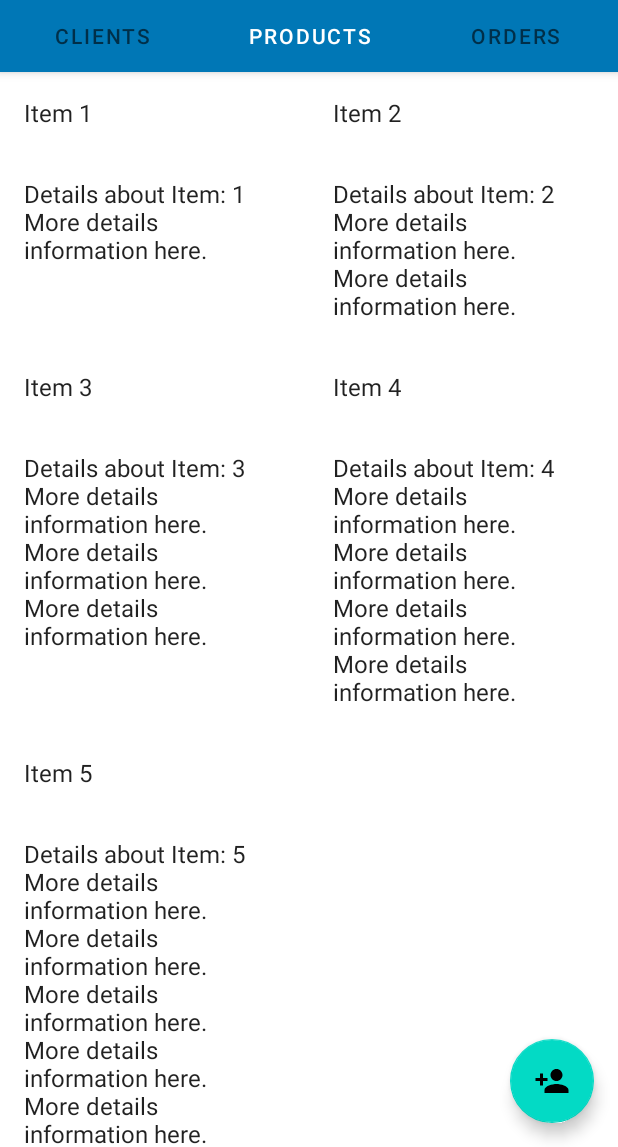
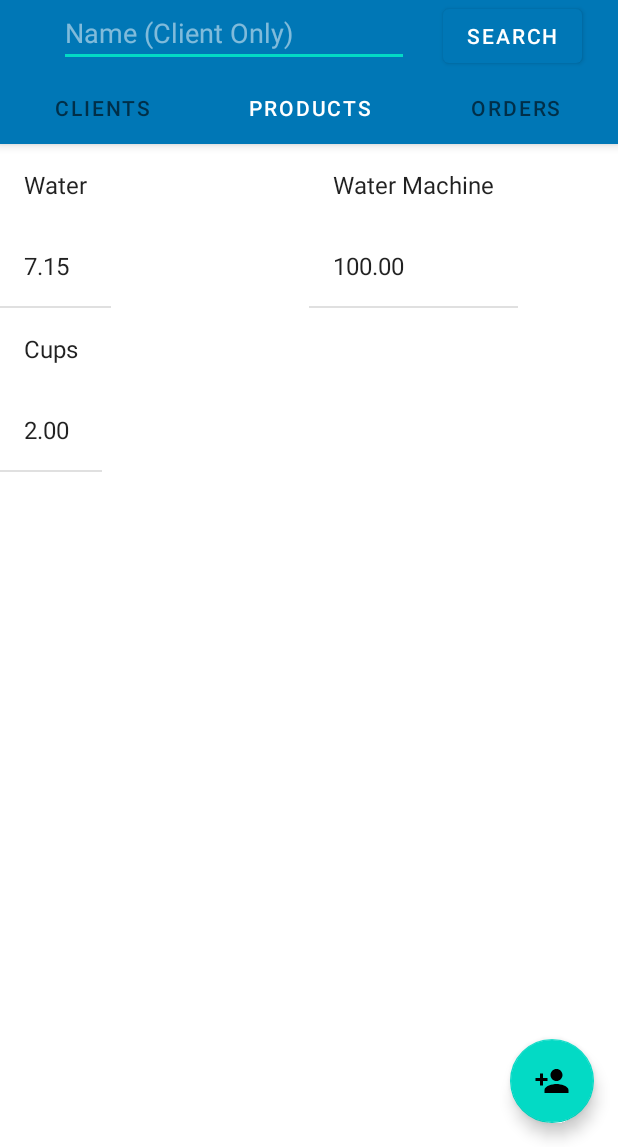
Before and after one commit to tomgreef/H2O-contacts-products-app, an Android app: the screen it shows after launch (MainActivity), tab 2 chosen, on a phone screen of 412 x 824 dp, the part 89-1236 px from its top. Run offline under Robolectric (Android 15) with nearby library versions, the phone set to English and light mode, and no system bars.

Commit message:
:sparkles: Filtrado de Clientes
Ahora se puede filtrar clientes por nombre, y si buscas al vacío muestra la lista original

```diff
--- a/App/app/src/main/java/com/example/app/fragments/Clases/ClientContent.java
+++ b/App/app/src/main/java/com/example/app/fragments/Clases/ClientContent.java
@@ -28,7 +28,7 @@ public class ClientContent {
     static {
         // Add some sample items.
         for (int i = 1; i <= COUNT; i++) {
-            addItem(createDummyItem(i));
+            //addItem(createDummyItem(i));
             //addItem(new DummyItem(""+ i, "juan", "51515151"));
         }
     }
--- a/App/app/src/main/java/com/example/app/fragments/Clases/OrderContent.java
+++ b/App/app/src/main/java/com/example/app/fragments/Clases/OrderContent.java
@@ -16,30 +16,29 @@ public class OrderContent {
     /**
      * An array of sample (dummy) items.
      */
-    public static final List<DummyItem> ITEMS = new ArrayList<DummyItem>();
+    public static final List<OrderItem> ITEMS = new ArrayList<OrderItem>();
 
     /**
      * A map of sample (dummy) items, by ID.
      */
-    public static final Map<String, DummyItem> ITEM_MAP = new HashMap<String, DummyItem>();
+    public static final Map<String, OrderItem> ITEM_MAP = new HashMap<String, OrderItem>();
 
-    private static final int COUNT = 10;
+    private static final int COUNT = 7;
 
     static {
         // Add some sample items.
         for (int i = 1; i <= COUNT; i++) {
-            // COMENTA ESTO PARA AÑADIR DESDE BD
-            addItem(createDummyItem(i));
+            addItem(new OrderItem("" + i, "1" + (i+2) + "/01/2021"));
         }
     }
 
-    public static void addItem(DummyItem item) {
+    public static void addItem(OrderItem item) {
         ITEMS.add(item);
         ITEM_MAP.put(item.id, item);
     }
 
-    private static DummyItem createDummyItem(int position) {
-        return new DummyItem(String.valueOf(position), "Item " + position, makeDetails(position));
+    private static OrderItem createDummyItem(int position) {
+        return new OrderItem(String.valueOf(position), "Item " + position);
     }
 
     private static String makeDetails(int position) {
@@ -54,20 +53,18 @@ public class OrderContent {
     /**
      * A dummy item representing a piece of content.
      */
-    public static class DummyItem {
+    public static class OrderItem {
         public final String id;
-        public final String content;
-        public final String details;
+        public final String fecha;
 
-        public DummyItem(String id, String content, String details) {
+        public OrderItem(String id, String content) {
             this.id = id;
-            this.content = content;
-            this.details = details;
+            this.fecha = content;
         }
 
         @Override
         public String toString() {
-            return content;
+            return fecha;
         }
     }
 }
--- a/App/app/src/main/java/com/example/app/fragments/Clases/ProductContent.java
+++ b/App/app/src/main/java/com/example/app/fragments/Clases/ProductContent.java
@@ -23,12 +23,14 @@ public class ProductContent {
      */
     public static final Map<String, ProductItem> ITEM_MAP = new HashMap<String, ProductItem>();
 
-    private static final int COUNT = 5;
+    private static final int COUNT = 3;
 
     static {
         // Add some sample items.
+        String[] nombres = new String[]{"Water", "Water Machine", "Cups"};
+        String[] precios = new String[]{"7.15", "100.00", "2.00"};
         for (int i = 1; i <= COUNT; i++) {
-            addItem(createDummyItem(i));
+            addItem(new ProductItem("" + i, nombres[i-1], precios[i-1]));
         }
     }
 
--- a/App/app/src/main/java/com/example/app/fragments/ClientsFragment.java
+++ b/App/app/src/main/java/com/example/app/fragments/ClientsFragment.java
@@ -14,9 +14,12 @@ import android.util.Log;
 import android.view.LayoutInflater;
 import android.view.View;
 import android.view.ViewGroup;
+import android.widget.Button;
+import android.widget.EditText;
 import android.widget.Toast;
 
 import com.example.app.AdminDB_Manager;
+import com.example.app.MainActivity;
 import com.example.app.R;
 import com.example.app.UpdateClient;
 import com.example.app.fragments.Clases.ClientContent;
@@ -31,7 +34,7 @@ public class ClientsFragment extends Fragment implements MyClientsRecyclerViewAd
 
     // TODO: Customize parameter argument names
     private static final String ARG_COLUMN_COUNT = "column-count";
-    private static final int NUMBER_ROWS = 20;
+    public static final int NUMBER_ROWS = 20;
     // TODO: Customize parameters
     private int mColumnCount = 1;
 
@@ -79,6 +82,37 @@ public class ClientsFragment extends Fragment implements MyClientsRecyclerViewAd
                              Bundle savedInstanceState) {
         View view = inflater.inflate(R.layout.fragment_client_list, container, false);
 
+        Button search = getActivity().findViewById(R.id.search);
+
+        // Button
+        search.setOnClickListener(new View.OnClickListener() {
+            @Override
+            public void onClick(View view) {
+                EditText nombre = getActivity().findViewById(R.id.searchName);
+                String name = nombre.getText().toString();
+
+                db = new AdminDB_Manager(getActivity());
+                db.open();
+                c = db.contactoByNombre(name);
+
+                if(c.getCount() == 0){
+                    Toast.makeText(getActivity(), R.string.no_match, Toast.LENGTH_LONG).show();
+                } else {
+                    ClientContent.Client tuple;
+                    ClientContent.ITEMS.clear();
+                    ClientContent.ITEM_MAP.clear();
+
+                    int i = 1;
+                    while (c.moveToNext() && i <= ClientsFragment.NUMBER_ROWS) {
+                        tuple = new ClientContent.Client(c.getString(0), c.getString(1), c.getString(2));
+                        ClientContent.addItem(tuple);
+                        i++;
+                    }
+                    refreshAdapter(view);
+                }
+            }
+        });
+
         if(ClientContent.ITEM_MAP.isEmpty()){
             db = new AdminDB_Manager(getActivity());
             db.open();
@@ -91,16 +125,9 @@ public class ClientsFragment extends Fragment implements MyClientsRecyclerViewAd
                 ClientContent.addItem(tuple);
                 i++;
             }
-
-
-            if(i == NUMBER_ROWS){
-
-            }
-
         }
 
         // Set the adapter
-
         if (view instanceof RecyclerView) {
             Context context = view.getContext();
             RecyclerView recyclerView = (RecyclerView) view;
@@ -113,37 +140,6 @@ public class ClientsFragment extends Fragment implements MyClientsRecyclerViewAd
                 mLayoutManager = new GridLayoutManager(context, mColumnCount);
                 recyclerView.setLayoutManager(mLayoutManager);
             }
-
-            // On Scroll
-            recyclerView.addOnScrollListener(new RecyclerView.OnScrollListener() {
-
-                @Override
-                public void onScrolled(RecyclerView recyclerView, int dx, int dy) {
-                    super.onScrolled(recyclerView, dx, dy);
-
-                    visibleItemCount = recyclerView.getChildCount();
-                    totalItemCount = mLayoutManager.getItemCount();
-                    firstVisibleItem = mLayoutManager.findFirstVisibleItemPosition();
-
-                    if (loading) {
-                        if (totalItemCount > previousTotal) {
-                            loading = false;
-                            previousTotal = totalItemCount;
-                        }
-                    }
-                    if (!loading && (totalItemCount - visibleItemCount)
-                            <= (firstVisibleItem + visibleThreshold)) {
-                        // End has been reached
-
-                        Log.i("Yaeye!", "end called");
-
-                        // Do something
-
-                        loading = true;
-                    }
-                }
-            });
-
             recyclerView.setAdapter(new MyClientsRecyclerViewAdapter(ClientContent.ITEMS, this));
         }
         return view;
@@ -155,4 +151,12 @@ public class ClientsFragment extends Fragment implements MyClientsRecyclerViewAd
         intent.putExtra("index", position);
         startActivity(intent);
     }
+
+    private void refreshAdapter(View view){
+        getFragmentManager()
+                .beginTransaction()
+                .detach(ClientsFragment.this)
+                .attach(ClientsFragment.this)
+                .commit();
+    }
 }
--- a/App/app/src/main/java/com/example/app/fragments/MyOrdersRecyclerViewAdapter.java
+++ b/App/app/src/main/java/com/example/app/fragments/MyOrdersRecyclerViewAdapter.java
@@ -8,19 +8,19 @@ import android.view.ViewGroup;
 import android.widget.TextView;
 
 import com.example.app.R;
-import com.example.app.fragments.Clases.OrderContent.DummyItem;
+import com.example.app.fragments.Clases.OrderContent.OrderItem;
 
 import java.util.List;
 
 /**
- * {@link RecyclerView.Adapter} that can display a {@link DummyItem}.
+ * {@link RecyclerView.Adapter} that can display a {@link OrderItem}.
  * TODO: Replace the implementation with code for your data type.
  */
 public class MyOrdersRecyclerViewAdapter extends RecyclerView.Adapter<MyOrdersRecyclerViewAdapter.ViewHolder> {
 
-    private final List<DummyItem> mValues;
+    private final List<OrderItem> mValues;
 
-    public MyOrdersRecyclerViewAdapter(List<DummyItem> items) {
+    public MyOrdersRecyclerViewAdapter(List<OrderItem> items) {
         mValues = items;
     }
 
@@ -35,7 +35,7 @@ public class MyOrdersRecyclerViewAdapter extends RecyclerView.Adapter<MyOrdersRe
     public void onBindViewHolder(final ViewHolder holder, int position) {
         holder.mItem = mValues.get(position);
         holder.mIdView.setText(mValues.get(position).id);
-        holder.mContentView.setText(mValues.get(position).content);
+        holder.mContentView.setText(mValues.get(position).fecha.toString());
     }
 
     @Override
@@ -47,7 +47,7 @@ public class MyOrdersRecyclerViewAdapter extends RecyclerView.Adapter<MyOrdersRe
         public final View mView;
         public final TextView mIdView;
         public final TextView mContentView;
-        public DummyItem mItem;
+        public OrderItem mItem;
 
         public ViewHolder(View view) {
             super(view);
--- a/App/app/src/main/java/com/example/app/fragments/OrdersFragment.java
+++ b/App/app/src/main/java/com/example/app/fragments/OrdersFragment.java
@@ -67,11 +67,11 @@ public class OrdersFragment extends Fragment {
             db = new AdminDB_Manager(getActivity());
             db.open();
             c = db.listaPedidos();
-            OrderContent.DummyItem tuple;
+            OrderContent.OrderItem tuple;
 
             int i = 1;
             while(c.moveToNext() && i <= 20){
-                tuple = new OrderContent.DummyItem(c.getString(0), c.getString(1), c.getString(2));
+                tuple = new OrderContent.OrderItem(c.getString(0), c.getString(1));
                 OrderContent.addItem(tuple);
                 i++;
             }
--- a/App/app/src/main/res/layout/activity_main.xml
+++ b/App/app/src/main/res/layout/activity_main.xml
@@ -47,7 +47,40 @@
                 app:layout_constraintBottom_toBottomOf="parent"
                 app:layout_constraintEnd_toEndOf="parent"
                 app:layout_constraintTop_toTopOf="parent" />
+
         </androidx.constraintlayout.widget.ConstraintLayout>
+
+        <androidx.constraintlayout.widget.ConstraintLayout
+            android:layout_width="match_parent"
+            android:layout_height="match_parent">
+
+            <EditText
+                android:id="@+id/searchName"
+                android:layout_width="233dp"
+                android:layout_height="41dp"
+                android:layout_marginStart="16dp"
+                android:layout_marginLeft="16dp"
+                android:ems="8"
+                android:hint="@string/search_client"
+                android:inputType="textPersonName"
+                app:layout_constraintBottom_toBottomOf="parent"
+                app:layout_constraintEnd_toStartOf="@+id/search"
+                app:layout_constraintStart_toStartOf="parent"
+                app:layout_constraintTop_toTopOf="parent" />
+
+            <Button
+                android:id="@+id/search"
+                android:layout_width="wrap_content"
+                android:layout_height="wrap_content"
+                android:layout_marginEnd="24dp"
+                android:layout_marginRight="24dp"
+                android:text="@string/search"
+                app:layout_constraintBottom_toBottomOf="parent"
+                app:layout_constraintEnd_toEndOf="parent"
+                app:layout_constraintTop_toTopOf="parent" />
+
+        </androidx.constraintlayout.widget.ConstraintLayout>
+
 
         <com.google.android.material.tabs.TabLayout
             android:id="@+id/tabs"
--- a/App/app/src/main/res/layout/fragment_client_list.xml
+++ b/App/app/src/main/res/layout/fragment_client_list.xml
@@ -10,6 +10,4 @@
     android:layout_marginRight="16dp"
     app:layoutManager="LinearLayoutManager"
     tools:context=".fragments.ClientsFragment"
-    tools:listitem="@layout/fragment_clients">
-
-</androidx.recyclerview.widget.RecyclerView>
+    tools:listitem="@layout/fragment_clients"/>
--- a/App/app/src/main/res/layout/fragment_products.xml
+++ b/App/app/src/main/res/layout/fragment_products.xml
@@ -1,8 +1,10 @@
 <?xml version="1.0" encoding="utf-8"?>
 <LinearLayout xmlns:android="http://schemas.android.com/apk/res/android"
+    xmlns:app="http://schemas.android.com/apk/res-auto"
     android:layout_width="wrap_content"
     android:layout_height="wrap_content"
-    android:orientation="vertical">
+    android:orientation="vertical"
+    >
 
     <TextView
         android:id="@+id/producto_nombre"
@@ -16,5 +18,13 @@
         android:layout_width="wrap_content"
         android:layout_height="wrap_content"
         android:layout_margin="@dimen/text_margin"
-        android:textAppearance="?attr/textAppearanceListItem" />
+        android:textAppearance="?attr/textAppearanceListItem"
+        />
+
+    <View
+        android:id="@+id/divider"
+        android:layout_width="match_parent"
+        android:layout_height="1dp"
+        android:background="?android:attr/listDivider" />
+
 </LinearLayout>
--- a/App/app/src/main/res/values/strings.xml
+++ b/App/app/src/main/res/values/strings.xml
@@ -21,6 +21,9 @@
     <string name="no_changes">Error: No changes detected</string>
     <string name="no_name">Error: Name is empty</string>
     <string name="no_phone">Error: Phone is empty</string>
+    <string name="search">Search</string>
+    <string name="search_client">Name (Client Only)</string>
+    <string name="no_match">ERROR: No Match</string>
     <string-array name="language_option">
         <item>English</item>
         <item>Spanish</item>
```
Also changed, not shown: App/app/src/main/java/com/example/app/AdminDB_Manager.java (+8 -0 lines), App/app/src/main/java/com/example/app/MainActivity.java (+8 -1 lines), 1 other file.
